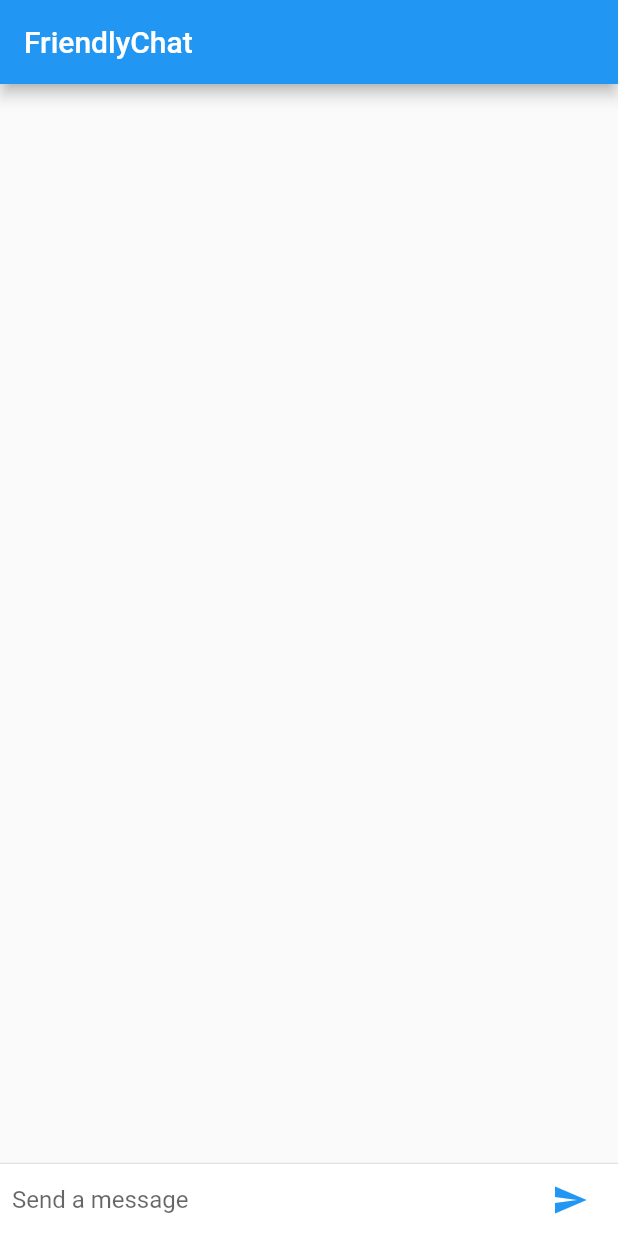
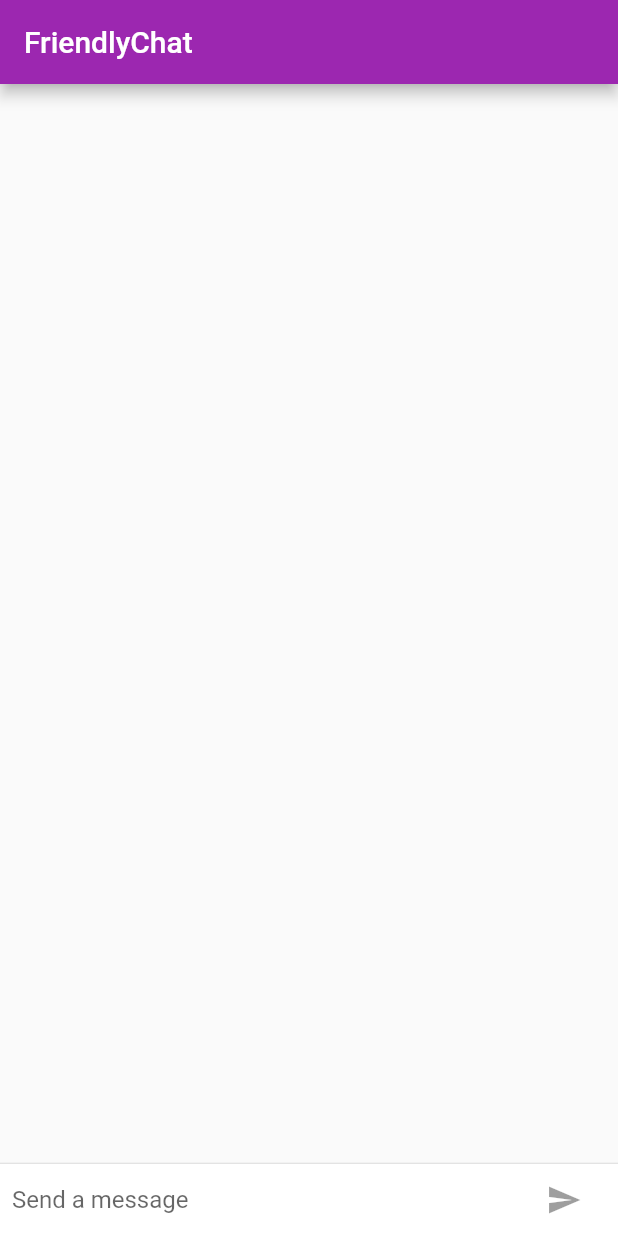
Before and after one commit to Ukuthula/CodeLabs, a Flutter app: the screen it shows after launch, on a phone screen of 412 x 824 dp. Run offline on Flutter 3.47's test engine with Material 2 defaults, Android fonts, the phone set to English and light mode, and no system bars.

Commit message:
finishes ChatApp

```diff
--- a/chatapp/lib/main.dart
+++ b/chatapp/lib/main.dart
@@ -1,8 +1,21 @@
 import 'package:flutter/material.dart';
+import 'package:flutter/foundation.dart';
+import 'package:flutter/cupertino.dart';
 
 void main() => runApp(new FriendlyChatApp());
 
 const String _name = "Your Name";
+
+final ThemeData kIOSTheme = new ThemeData(
+  primarySwatch: Colors.orange,
+  primaryColor: Colors.grey[100],
+  primaryColorBrightness: Brightness.light,
+);
+
+final ThemeData kDefaultTheme = new ThemeData(
+  primarySwatch: Colors.purple,
+  accentColor: Colors.orangeAccent[400],
+);
 
 class FriendlyChatApp extends StatelessWidget {
   @override
@@ -10,6 +23,7 @@ class FriendlyChatApp extends StatelessWidget {
     // TODO: implement build
     return new MaterialApp(
       title: "Friendlychat",
+      theme: defaultTargetPlatform == TargetPlatform.iOS ? kIOSTheme : kDefaultTheme,
       home: ChatScreen(),
     );
   }
@@ -24,12 +38,17 @@ class ChatScreen extends StatefulWidget {
 class _ChatScreenState extends State<ChatScreen> with TickerProviderStateMixin{
   final List<ChatMessage> _messages = <ChatMessage>[];
   final TextEditingController _textController = new TextEditingController();
+  bool _isComposing = false;
 
   @override
   Widget build(BuildContext context) {
     return Scaffold(
-      appBar: AppBar(title: Text("FriendlyChat")),
-      body: Column(
+      appBar: AppBar(
+        title: Text("FriendlyChat"),
+        elevation: Theme.of(context).platform == TargetPlatform.iOS ? 0.0 : 4.0,
+      ),
+      body: Container(
+        child: Column(
           children: <Widget>[
             Flexible(
               child: ListView.builder(
@@ -46,6 +65,13 @@ class _ChatScreenState extends State<ChatScreen> with TickerProviderStateMixin{
             ),
           ],
         ),
+        decoration: Theme.of(context).platform == TargetPlatform.iOS ?
+            BoxDecoration(
+              border: Border(
+                top: BorderSide(color: Colors.grey[200]),
+              ),
+            ) : null,
+      ),
     );
   }
 
@@ -61,14 +87,29 @@ class _ChatScreenState extends State<ChatScreen> with TickerProviderStateMixin{
               child: TextField(
                 controller: _textController,
                 onSubmitted: _handleSubmitted,
+                onChanged: (String text) {
+                  setState(() {
+                    _isComposing = text.length > 0;
+                  });
+                },
                 decoration:
                     new InputDecoration.collapsed(hintText: "Send a message"),
               ),
             ),
             Container(
-              child: new IconButton(
+              margin: EdgeInsets.symmetric(horizontal: 4.0),
+              child: Theme.of(context).platform == TargetPlatform.iOS ?
+              CupertinoButton(
+                child: Text("Send"),
+                onPressed: _isComposing
+                    ? () => _handleSubmitted(_textController.text)
+                    : null,
+              ):
+              IconButton(
                 icon: Icon(Icons.send),
-                onPressed: () => _handleSubmitted(_textController.text),
+                onPressed: _isComposing
+                    ? () => _handleSubmitted(_textController.text)
+                    : null,
               ),
             ),
           ],
@@ -86,6 +127,9 @@ class _ChatScreenState extends State<ChatScreen> with TickerProviderStateMixin{
 
   void _handleSubmitted(String text) {
     _textController.clear();
+    setState(() {
+      _isComposing = false;
+    });
     ChatMessage message = new ChatMessage(
       text: text,
       animationController: AnimationController(
@@ -122,7 +166,8 @@ class ChatMessage extends StatelessWidget {
               margin: EdgeInsets.only(right: 16.0),
               child: CircleAvatar(child: Text(_name[0])),
             ),
-            Column(
+            Expanded(
+              child: Column(
                 crossAxisAlignment: CrossAxisAlignment.start,
                 children: <Widget>[
                   Text(_name, style: Theme.of(context).textTheme.subhead),
@@ -131,6 +176,7 @@ class ChatMessage extends StatelessWidget {
                     child: Text(text),
                   )
                 ],
+              ),
             )
           ],
         ),
```
Lines whose indentation alone changed are shown as unchanged.
